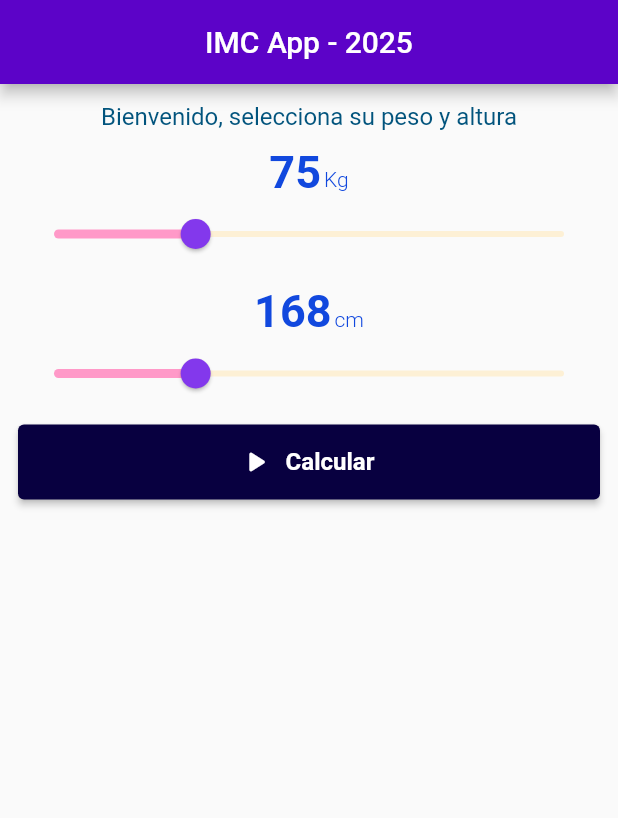
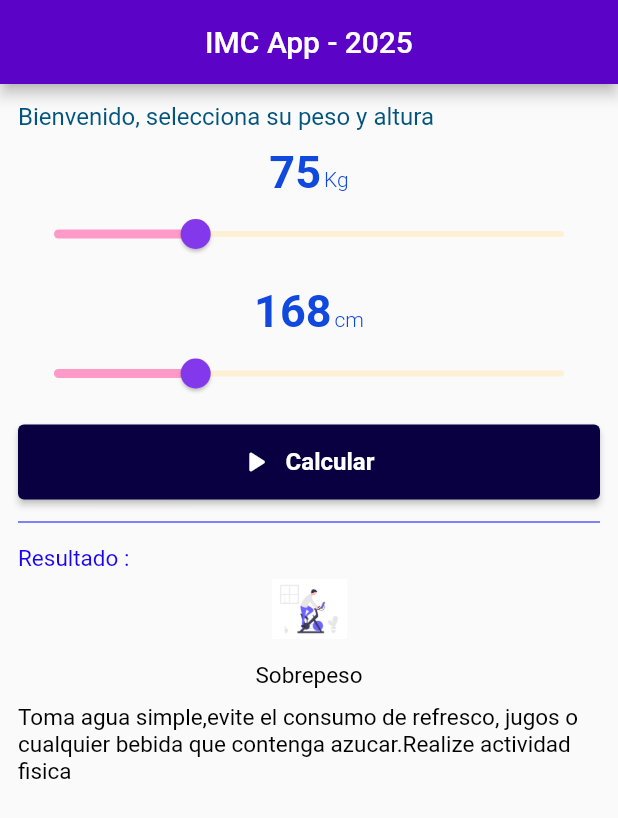
Before and after one commit to 202102187e/app07_imc_202402, a Flutter app: the screen it shows after launch, on a phone screen of 412 x 824 dp. Shown: the top 818 px of the screen. Run offline on Flutter 3.47's test engine with Material 3 defaults, Android fonts, the light colour scheme and no system bars.

Commit message:
imc_final

```diff
--- a/lib/home_page.dart
+++ b/lib/home_page.dart
@@ -14,6 +14,7 @@ class HomePage extends StatelessWidget {
       body: Padding(
         padding: const EdgeInsets.all(12.0),
         child: Column(
+          crossAxisAlignment: CrossAxisAlignment.start,
           children: [
             Text(
               "Bienvenido, selecciona su peso y altura",
@@ -104,14 +105,63 @@ class HomePage extends StatelessWidget {
                 onPressed: () {},
                 label: Text(
                   "Calcular",
-                  style: TextStyle(fontWeight: FontWeight.bold,fontSize: 16.0),
+                  style: TextStyle(fontWeight: FontWeight.bold, fontSize: 16.0),
                 ),
                 icon: Icon(Icons.play_arrow_rounded),
                 style: ElevatedButton.styleFrom(
                   backgroundColor: const Color.fromARGB(255, 8, 0, 64),
                 ),
               ),
-            )
+            ),
+            SizedBox(
+              height: 10.0,
+            ),
+            Divider(
+              height: 10.0,
+              color: const Color.fromARGB(255, 7, 7, 255),
+            ),
+            SizedBox(
+              height: 10.0,
+            ),
+            Text(
+              "Resultado :",
+              style: TextStyle(
+                fontSize: 15.0,
+                color: const Color.fromARGB(255, 25, 5, 245),
+              ),
+            ),
+            Center(
+              child: Image.asset(
+                "assets/images/image2.png",
+                height: 50.0,
+                width: 50.0,
+                fit: BoxFit.contain,
+              ),
+            ),
+            SizedBox(
+              height: 10.0,
+            ),
+            Center(
+              child: Text(
+                "Sobrepeso",
+                style: TextStyle(
+                  fontSize: 15.0,
+                  color: const Color.fromARGB(255, 0, 0, 0),
+                ),
+              ),
+            ),
+            SizedBox(
+              height: 10.0,
+            ),
+            Center(
+              child: Text(
+                "Toma agua simple,evite el consumo de refresco, jugos o cualquier bebida que contenga azucar.Realize actividad fisica",
+                style: TextStyle(
+                  fontSize: 15.0,
+                  color: const Color.fromARGB(255, 0, 0, 0),
+                ),
+              ),
+            ),
           ],
         ),
       ),
--- a/pubspec.yaml
+++ b/pubspec.yaml
@@ -58,8 +58,10 @@ flutter:
   uses-material-design: true
 
   # To add assets to your application, add an assets section, like this:
-  # assets:
-  #   - images/a_dot_burr.jpeg
+
+
+  assets:
+    - assets/images/
   #   - images/a_dot_ham.jpeg
 
   # An image asset can refer to one or more resolution-specific "variants", see
```
Also changed, not shown: assets/images/image1.png (added), assets/images/image2.png (added), assets/images/image3.png (added), assets/images/image4.png (added), web_entrypoint.dart (added).
